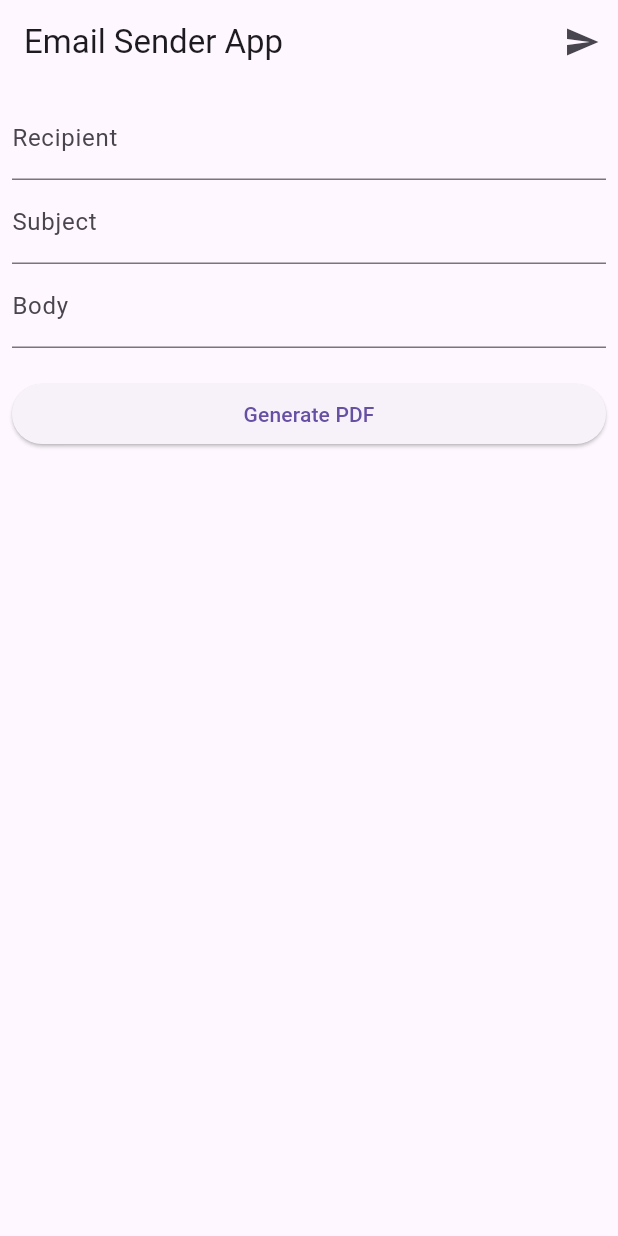
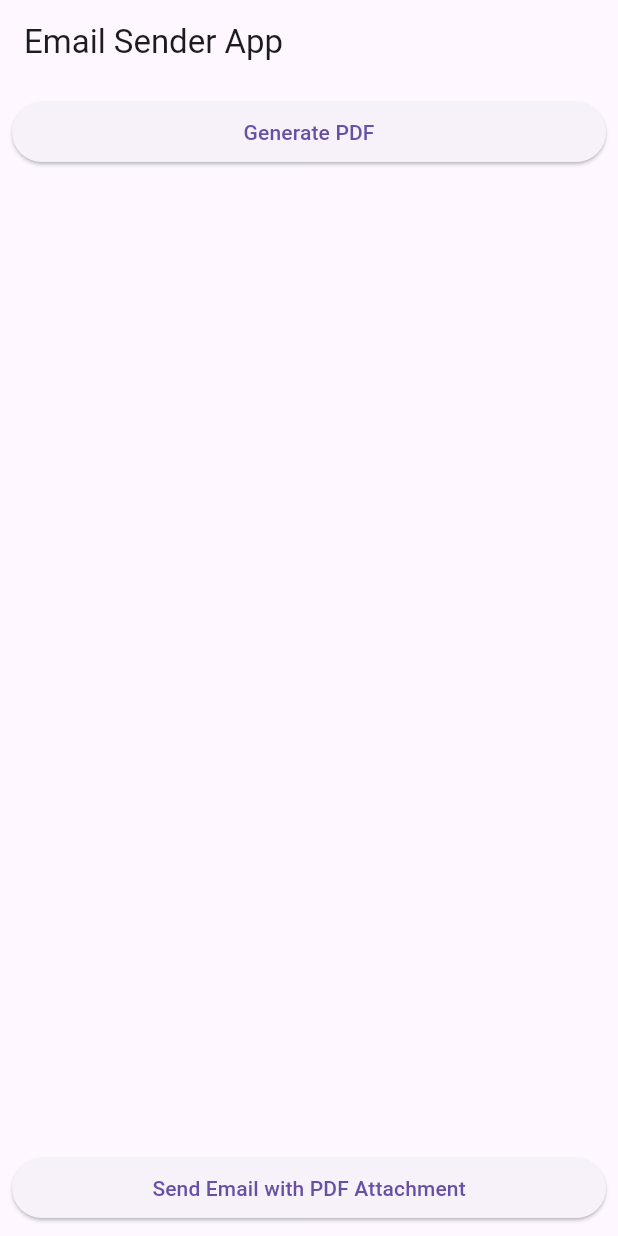
Before and after one commit to refayet21/pdfwithsendemail, a Flutter app: the screen it shows after launch, after a tap on "Generate PDF", on a phone screen of 412 x 824 dp. Run offline on Flutter 3.47's test engine with Material 3 defaults, Android fonts, the phone set to English and light mode, and no system bars; our stand-ins replace pdf, printing; missing offline and left inert: flutter_email_sender.

Commit message:
pdf generated and send email properly

```diff
--- a/lib/main.dart
+++ b/lib/main.dart
@@ -1,8 +1,138 @@
+import 'dart:io';
+import 'package:flutter/material.dart';
+import 'package:flutter/services.dart';
+import 'package:flutter_email_sender/flutter_email_sender.dart';
+import 'package:pdf/pdf.dart';
+import 'package:pdf/widgets.dart' as pw;
+import 'package:path_provider/path_provider.dart';
+import 'package:printing/printing.dart';
+
+void main() => runApp(MyApp());
+
+class MyApp extends StatelessWidget {
+  @override
+  Widget build(BuildContext context) {
+    return MaterialApp(
+      theme: ThemeData(primaryColor: Colors.red),
+      home: EmailSender(),
+    );
+  }
+}
+
+class EmailSender extends StatefulWidget {
+  const EmailSender({Key? key}) : super(key: key);
+
+  @override
+  _EmailSenderState createState() => _EmailSenderState();
+}
+
+class _EmailSenderState extends State<EmailSender> {
+  List<String> attachments = [];
+  final _recipientController = TextEditingController();
+  final _subjectController = TextEditingController();
+  final _bodyController = TextEditingController();
+
+  Uint8List? pdfBytes;
+
+  Future<void> sendEmail(List<String> recipients, String subject, String body,
+      List<String>? attachmentPaths) async {
+    if (attachments.isEmpty) {
+      await generatePdf();
+    }
+
+    final Email email = Email(
+        recipients: recipients,
+        subject: subject,
+        body: body,
+        attachmentPaths: attachmentPaths);
+
+    try {
+      await FlutterEmailSender.send(email);
+    } catch (error) {
+      print('Error sending email: $error');
+    }
+  }
+
+  Future<void> generatePdf() async {
+    // Create a new PDF document
+    final pdf = pw.Document();
+
+    // Add content to the PDF
+    pdf.addPage(
+      pw.Page(
+        build: (pw.Context context) => pw.Center(
+          child: pw.Text(
+            'Recipient: ${_recipientController.text}\n'
+            'Subject: ${_subjectController.text}\n'
+            'Body: ${_bodyController.text}',
+          ),
+        ),
+      ),
+    );
+
+    final Uint8List bytes = await pdf.save();
+
+    setState(() {
+      pdfBytes = bytes;
+    });
+
+    final tempDir = await getTemporaryDirectory();
+    final pdfFile = File('${tempDir.path}/example.pdf');
+    await pdfFile.writeAsBytes(bytes);
+
+    setState(() {
+      attachments.add(pdfFile.path);
+    });
+  }
+
+  @override
+  Widget build(BuildContext context) {
+    return Scaffold(
+      appBar: AppBar(
+        title: Text('Email Sender App'),
+      ),
+      body: Padding(
+        padding: EdgeInsets.all(8.0),
+        child: Column(
+          crossAxisAlignment: CrossAxisAlignment.stretch,
+          children: <Widget>[
+            ElevatedButton(
+              onPressed: generatePdf,
+              child: Text('Generate PDF'),
+            ),
+            SizedBox(height: 20),
+            Expanded(
+              child: pdfBytes != null
+                  ? PdfPreview(
+                      build: (PdfPageFormat format) => pdfBytes!,
+                      initialPageFormat: PdfPageFormat.a4,
+                      allowPrinting: false,
+                      onPrinted: (_) {},
+                    )
+                  : Container(),
+            ),
+            SizedBox(height: 20),
+            ElevatedButton(
+              onPressed: () {
+                sendEmail(
+                    ['refayet21@gmail.com'], 'subject', 'body', attachments);
+              },
+              child: Text('Send Email with PDF Attachment'),
+            ),
+          ],
+        ),
+      ),
+    );
+  }
+}
+
 // import 'dart:io';
 // import 'package:flutter/material.dart';
+// import 'package:flutter/services.dart';
 // import 'package:flutter_email_sender/flutter_email_sender.dart';
-// import 'package:image_picker/image_picker.dart';
+// import 'package:pdf/pdf.dart';
 // import 'package:pdf/widgets.dart' as pw;
+// import 'package:path_provider/path_provider.dart';
 // import 'package:printing/printing.dart';
 
 // void main() => runApp(MyApp());
@@ -26,17 +156,29 @@
 
 // class _EmailSenderState extends State<EmailSender> {
 //   List<String> attachments = [];
-//   bool isHTML = false;
 //   final _recipientController = TextEditingController();
 //   final _subjectController = TextEditingController();
 //   final _bodyController = TextEditingController();
 
+//   Uint8List? pdfBytes;
+
 //   Future<void> sendEmail() async {
-//     if (attachments.isEmpty) {
-//       // Generate the PDF if no attachments are present
-//       await generateAndPreviewPdf();
+//     // Generate the PDF if it hasn't been generated yet
+//     if (pdfBytes == null) {
+//       await generatePdf();
 //     }
 
+//     // Add the generated PDF to attachments
+//     if (pdfBytes != null) {
+//       final tempDir = await getTemporaryDirectory();
+//       final pdfFile = File('${tempDir.path}/example.pdf');
+//       await pdfFile.writeAsBytes(pdfBytes!);
+//       setState(() {
+//         attachments.add(pdfFile.path);
+//       });
+//     }
+
+//     // Send the email
 //     final Email email = Email(
 //       body: _bodyController.text,
 //       subject: _subjectController.text,
@@ -52,7 +194,8 @@
 //     }
 //   }
 
-//   Future<void> generateAndPreviewPdf() async {
+//   Future<void> generatePdf() async {
+//     // Create a new PDF document
 //     final pdf = pw.Document();
 
 //     // Add content to the PDF
@@ -68,16 +211,12 @@
 //       ),
 //     );
 
-//     // Get the temporary directory
-//     final output =
-//         await File('${Directory.systemTemp.path}/example.pdf').create();
+//     // Convert the PDF document to a Uint8List
+//     final Uint8List bytes = await pdf.save();
 
-//     // Save the PDF to a file
-//     await output.writeAsBytes(await pdf.save());
-
-//     // Add the PDF file to the attachments list
+//     // Set the generated PDF bytes to the state
 //     setState(() {
-//       attachments.add(output.path);
+//       pdfBytes = bytes;
 //     });
 //   }
 
@@ -86,12 +225,6 @@
 //     return Scaffold(
 //       appBar: AppBar(
 //         title: Text('Email Sender App'),
-//         actions: <Widget>[
-//           IconButton(
-//             onPressed: sendEmail,
-//             icon: Icon(Icons.send),
-//           )
-//         ],
 //       ),
 //       body: Padding(
 //         padding: EdgeInsets.all(8.0),
@@ -120,19 +253,8 @@
 //             ),
 //             SizedBox(height: 20),
 //             ElevatedButton(
-//               onPressed: generateAndPreviewPdf,
-//               child: Text('Generate and Preview PDF'),
-//             ),
-//             SizedBox(height: 20),
-//             Expanded(
-//               child: ListView.builder(
-//                 itemCount: attachments.length,
-//                 itemBuilder: (context, index) {
-//                   return ListTile(
-//                     title: Text(attachments[index]),
-//                   );
-//                 },
-//               ),
+//               onPressed: sendEmail,
+//               child: Text('Send Email with PDF Attachment'),
 //             ),
 //           ],
 //         ),
@@ -140,142 +262,3 @@
 //     );
 //   }
 // }
-
-import 'dart:io';
-import 'package:flutter/material.dart';
-import 'package:flutter_email_sender/flutter_email_sender.dart';
-import 'package:pdf/widgets.dart' as pw;
-
-void main() => runApp(MyApp());
-
-class MyApp extends StatelessWidget {
-  @override
-  Widget build(BuildContext context) {
-    return MaterialApp(
-      theme: ThemeData(primaryColor: Colors.red),
-      home: EmailSender(),
-    );
-  }
-}
-
-class EmailSender extends StatefulWidget {
-  const EmailSender({Key? key}) : super(key: key);
-
-  @override
-  _EmailSenderState createState() => _EmailSenderState();
-}
-
-class _EmailSenderState extends State<EmailSender> {
-  List<String> attachments = [];
-  final _recipientController = TextEditingController();
-  final _subjectController = TextEditingController();
-  final _bodyController = TextEditingController();
-
-  Future<void> sendEmail() async {
-    if (attachments.isEmpty) {
-      // Generate the PDF if no attachments are present
-      await generatePdf();
-    }
-
-    final Email email = Email(
-      body: _bodyController.text,
-      subject: _subjectController.text,
-      recipients: [_recipientController.text],
-      attachmentPaths: attachments,
-    );
-
-    try {
-      await FlutterEmailSender.send(email);
-    } catch (error) {
-      print('Error sending email: $error');
-      // Handle the error gracefully
-    }
-  }
-
-  Future<void> generatePdf() async {
-    final pdf = pw.Document();
-
-    // Add content to the PDF
-    pdf.addPage(
-      pw.Page(
-        build: (pw.Context context) => pw.Center(
-          child: pw.Text(
-            'Recipient: ${_recipientController.text}\n'
-            'Subject: ${_subjectController.text}\n'
-            'Body: ${_bodyController.text}',
-          ),
-        ),
-      ),
-    );
-
-    // Get the temporary directory
-    final output = File('${Directory.systemTemp.path}/example.pdf');
-
-    // Save the PDF to a file
-    await output.writeAsBytes(await pdf.save());
-
-    // Add the PDF file path to the attachments list
-    setState(() {
-      attachments.add(output.path);
-    });
-  }
-
-  @override
-  Widget build(BuildContext context) {
-    return Scaffold(
-      appBar: AppBar(
-        title: Text('Email Sender App'),
-        actions: <Widget>[
-          IconButton(
-            onPressed: sendEmail,
-            icon: Icon(Icons.send),
-          )
-        ],
-      ),
-      body: Padding(
-        padding: EdgeInsets.all(8.0),
-        child: Column(
-          crossAxisAlignment: CrossAxisAlignment.stretch,
-          children: <Widget>[
-            TextField(
-              controller: _recipientController,
-              decoration: InputDecoration(
-                labelText: 'Recipient',
-              ),
-            ),
-            TextField(
-              controller: _subjectController,
-              decoration: InputDecoration(
-                labelText: 'Subject',
-              ),
-            ),
-            TextField(
-              controller: _bodyController,
-              maxLines: null,
-              keyboardType: TextInputType.multiline,
-              decoration: InputDecoration(
-                labelText: 'Body',
-              ),
-            ),
-            SizedBox(height: 20),
-            ElevatedButton(
-              onPressed: generatePdf,
-              child: Text('Generate PDF'),
-            ),
-            SizedBox(height: 20),
-            Expanded(
-              child: ListView.builder(
-                itemCount: attachments.length,
-                itemBuilder: (context, index) {
-                  return ListTile(
-                    title: Text(attachments[index]),
-                  );
-                },
-              ),
-            ),
-          ],
-        ),
-      ),
-    );
-  }
-}
```
